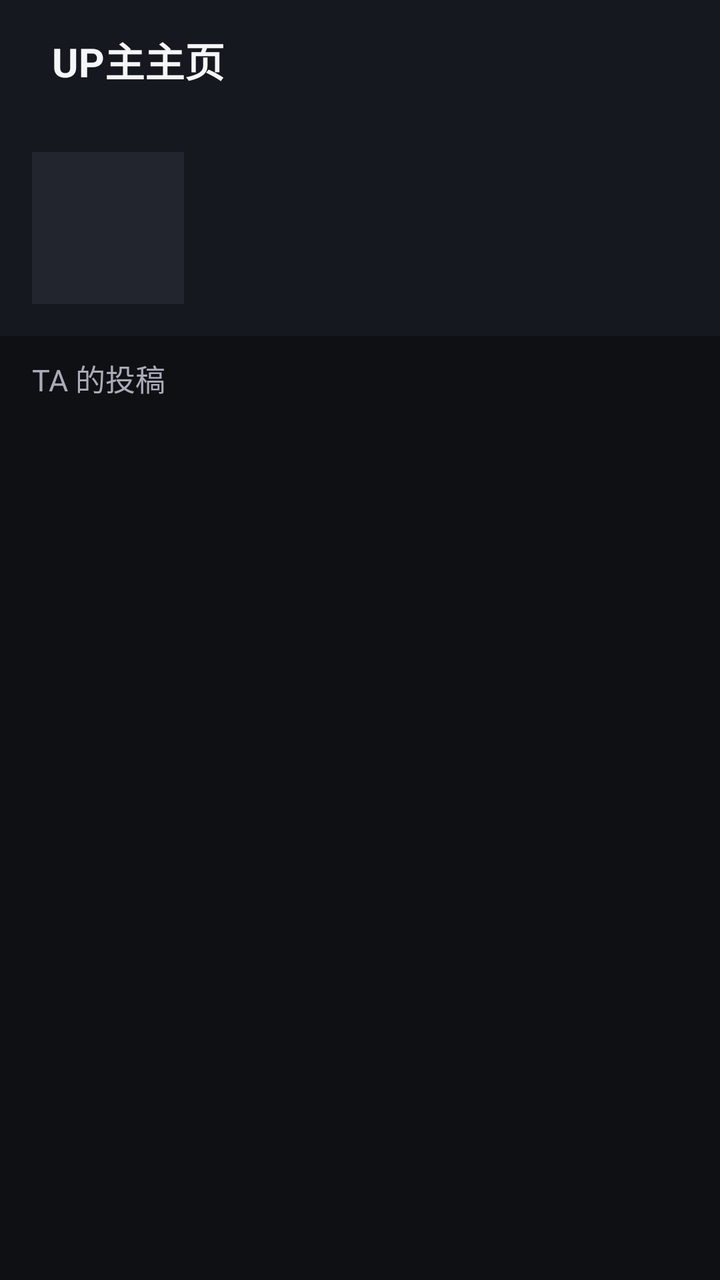
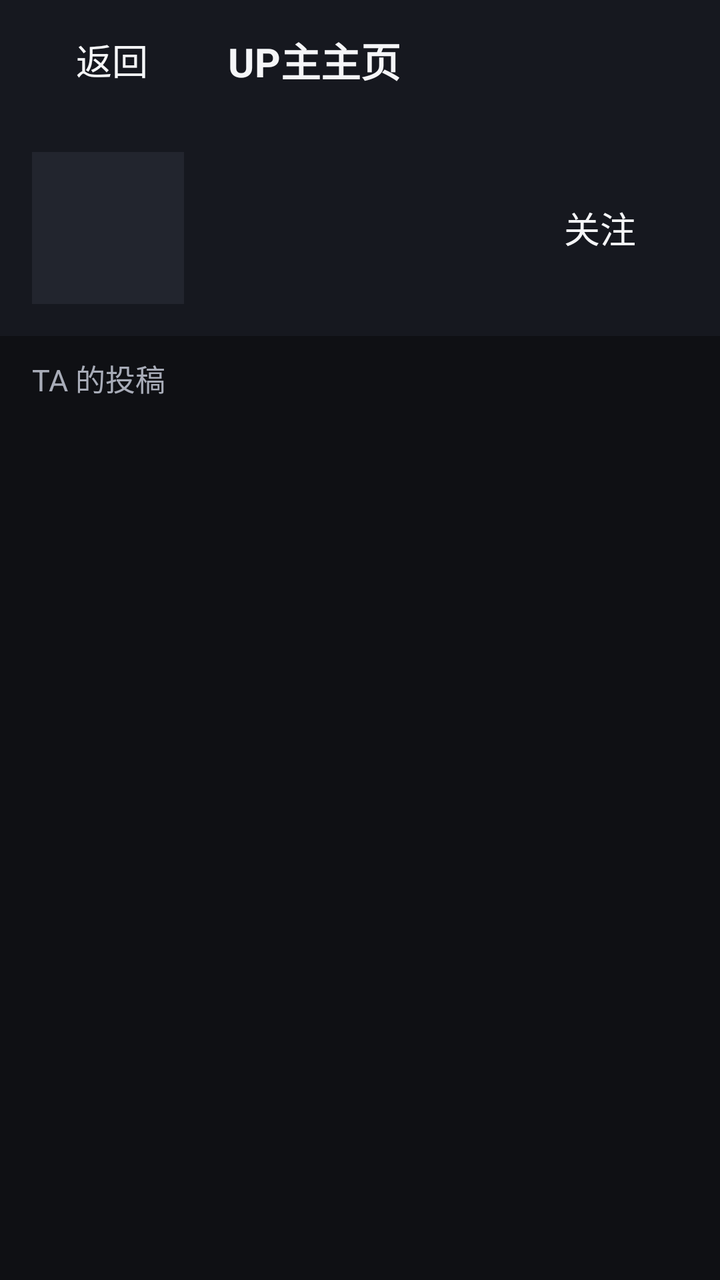

Before-and-after screenshots of an Android layout around one commit, followed by the original layout XML and the change that was made.
<!-- AndroidManifest.xml: application theme Theme.Yzb -->
<!-- res/layout/activity_up_space.xml -->
<?xml version="1.0" encoding="utf-8"?>
<LinearLayout xmlns:android="http://schemas.android.com/apk/res/android"
    android:layout_width="match_parent"
    android:layout_height="match_parent"
    android:orientation="vertical"
    android:background="@color/bg_dark"
    android:focusable="true"
    android:focusableInTouchMode="true">

    <LinearLayout
        android:layout_width="match_parent"
        android:layout_height="60dp"
        android:orientation="horizontal"
        android:gravity="center_vertical"
        android:paddingStart="12dp"
        android:paddingEnd="12dp"
        android:background="@color/bg_panel">

        <Button
            android:id="@+id/btnBack"
            style="@style/YzbButton"
            android:text="返回" />

        <TextView
            android:id="@+id/tvSpaceTitle"
            android:layout_width="wrap_content"
            android:layout_height="wrap_content"
            android:layout_marginStart="14dp"
            android:text="UP主主页"
            android:textColor="@color/text_primary"
            android:textSize="20sp"
            android:textStyle="bold" />

    </LinearLayout>

    
    <LinearLayout
        android:layout_width="match_parent"
        android:layout_height="wrap_content"
        android:orientation="horizontal"
        android:gravity="center_vertical"
        android:padding="16dp"
        android:background="@color/bg_panel">

        <ImageView
            android:id="@+id/ivUpFace"
            android:layout_width="76dp"
            android:layout_height="76dp"
            android:scaleType="centerCrop"
            android:background="#22252E" />

        <LinearLayout
            android:layout_width="0dp"
            android:layout_height="wrap_content"
            android:layout_weight="1"
            android:layout_marginStart="14dp"
            android:orientation="vertical">

            <TextView
                android:id="@+id/tvUpName"
                android:layout_width="wrap_content"
                android:layout_height="wrap_content"
                android:textColor="@color/text_primary"
                android:textSize="22sp"
                android:textStyle="bold" />

            <TextView
                android:id="@+id/tvUpSign"
                android:layout_width="match_parent"
                android:layout_height="wrap_content"
                android:layout_marginTop="4dp"
                android:maxLines="2"
                android:ellipsize="end"
                android:textColor="@color/text_secondary"
                android:textSize="14sp" />

            <TextView
                android:id="@+id/tvUpStat"
                android:layout_width="wrap_content"
                android:layout_height="wrap_content"
                android:layout_marginTop="4dp"
                android:textColor="@color/text_dim"
                android:textSize="13sp" />

        </LinearLayout>

        <Button
            android:id="@+id/btnFollow"
            style="@style/YzbButton"
            android:text="关注" />

    </LinearLayout>

    <TextView
        android:layout_width="match_parent"
        android:layout_height="wrap_content"
        android:paddingStart="16dp"
        android:paddingTop="10dp"
        android:paddingBottom="4dp"
        android:text="TA 的投稿"
        android:textColor="@color/text_secondary"
        android:textSize="15sp" />

    <FrameLayout
        android:layout_width="match_parent"
        android:layout_height="0dp"
        android:layout_weight="1">

        <androidx.recyclerview.widget.RecyclerView
            android:id="@+id/rvUpVideos"
            android:layout_width="match_parent"
            android:layout_height="match_parent"
            android:padding="10dp"
            android:clipToPadding="false" />

        <ProgressBar
            android:id="@+id/pbUp"
            android:layout_width="wrap_content"
            android:layout_height="wrap_content"
            android:layout_gravity="center"
            android:visibility="gone" />

    </FrameLayout>

</LinearLayout>
<!-- resources referenced by this layout -->
<resources>
  <color name="bg_dark">#0F1014</color>
  <color name="bg_panel">#16181F</color>
  <color name="text_dim">#6B7080</color>
  <color name="text_primary">#F5F6F8</color>
  <color name="text_secondary">#A8ACB8</color>
  <style name="YzbButton" parent="Widget.AppCompat.Button.Borderless">
          <item name="android:layout_height">46dp</item>
          <item name="android:textSize">18sp</item>
          <item name="android:textColor">@color/text_primary</item>
          <item name="android:background">@drawable/btn_bg</item>
          <item name="android:paddingStart">18dp</item>
          <item name="android:paddingEnd">18dp</item>
          <item name="android:focusable">true</item>
      </style>
  <style name="Theme.Yzb" parent="Theme.AppCompat.NoActionBar">
          <item name="android:windowBackground">@color/bg_dark</item>
          <item name="android:textColor">@color/text_primary</item>
          <item name="colorAccent">@color/accent</item>
          <item name="android:windowContentTransitions">false</item>
      </style>
  <!-- drawable btn_bg (drawable) -->
  <?xml version="1.0" encoding="utf-8"?>
  <selector xmlns:android="http://schemas.android.com/apk/res/android">
      <item android:state_focused="true">
          <shape android:shape="rectangle">
              <solid android:color="#33FB7299" />
              <corners android:radius="10dp" />
              <stroke android:width="2dp" android:color="@color/accent" />
          </shape>
      </item>
      <item android:state_pressed="true">
          <shape android:shape="rectangle">
              <solid android:color="#33FB7299" />
              <corners android:radius="10dp" />
          </shape>
      </item>
      <item>
          <shape android:shape="rectangle">
              <solid android:color="#00000000" />
              <corners android:radius="10dp" />
          </shape>
      </item>
  </selector>
  <color name="accent">#FB7299</color>
</resources>

<!-- the commit's change to res/layout/activity_up_space.xml (unified diff, before → after) -->
@@ -19,7 +19,7 @@
         <Button
             android:id="@+id/btnBack"
             style="@style/YzbButton"
-            android:text="返回" />
+            android:text="返回" android:layout_width="wrap_content" android:layout_height="46dp"/>
 
         <TextView
             android:id="@+id/tvSpaceTitle"
@@ -87,7 +87,7 @@
         <Button
             android:id="@+id/btnFollow"
             style="@style/YzbButton"
-            android:text="关注" />
+            android:text="关注" android:layout_width="wrap_content" android:layout_height="46dp"/>
 
     </LinearLayout>
 
<!-- resource entries referenced after the edit -->
@@ -6,6 +6,7 @@
   <color name="text_primary">#F5F6F8</color>
   <color name="text_secondary">#A8ACB8</color>
   <style name="YzbButton" parent="Widget.AppCompat.Button.Borderless">
+          <item name="android:layout_width">wrap_content</item>
           <item name="android:layout_height">46dp</item>
           <item name="android:textSize">18sp</item>
           <item name="android:textColor">@color/text_primary</item>
